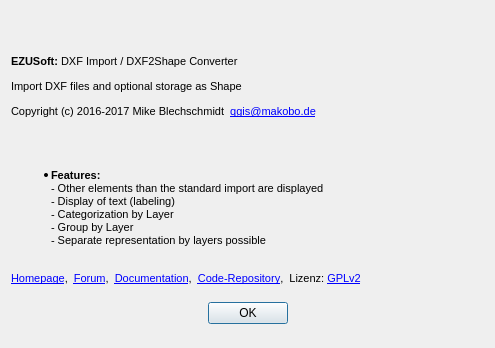
klokan/AnotherDXF2Shape, file uiAbout.ui: the form before one commit.
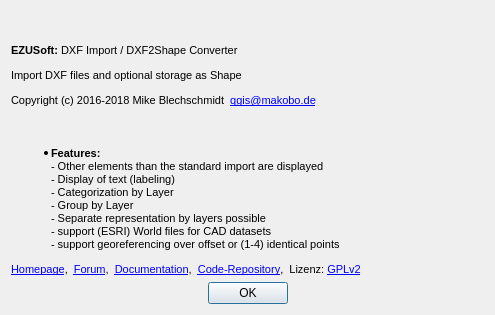
The form after the commit. Icons and pictures are not drawn.

What changed in the file:
```diff
--- a/uiAbout.ui
+++ b/uiAbout.ui
@@ -7,7 +7,7 @@
     <x>0</x>
     <y>0</y>
     <width>495</width>
-    <height>348</height>
+    <height>315</height>
    </rect>
   </property>
   <property name="windowTitle">
@@ -60,7 +60,7 @@
 &lt;/style&gt;&lt;/head&gt;&lt;body style=&quot; font-family:'MS Shell Dlg 2'; font-size:8pt; font-weight:400; font-style:normal;&quot;&gt;
 &lt;p style=&quot; margin-top:12px; margin-bottom:12px; margin-left:0px; margin-right:0px; -qt-block-indent:0; text-indent:0px;&quot;&gt;&lt;span style=&quot; font-weight:600;&quot;&gt;EZUSoft: &lt;/span&gt;DXF Import / DXF2Shape Converter &lt;/p&gt;
 &lt;p style=&quot; margin-top:12px; margin-bottom:12px; margin-left:0px; margin-right:0px; -qt-block-indent:0; text-indent:0px;&quot;&gt;&lt;a name=&quot;result_box&quot;&gt;&lt;/a&gt;Import DXF files and optional storage as Shape&lt;/p&gt;
-&lt;p style=&quot; margin-top:12px; margin-bottom:12px; margin-left:0px; margin-right:0px; -qt-block-indent:0; text-indent:0px;&quot;&gt;Copyright (c) 2016-2017 Mike Blechschmidt  &lt;a href=&quot;mailto:qgis@makobo.de&quot;&gt;&lt;span style=&quot; text-decoration: underline; color:#0000ff;&quot;&gt;qgis@makobo.de&lt;/span&gt;&lt;/a&gt;&lt;/p&gt;&lt;/body&gt;&lt;/html&gt;</string>
+&lt;p style=&quot; margin-top:12px; margin-bottom:12px; margin-left:0px; margin-right:0px; -qt-block-indent:0; text-indent:0px;&quot;&gt;Copyright (c) 2016-2018 Mike Blechschmidt  &lt;a href=&quot;mailto:qgis@makobo.de&quot;&gt;&lt;span style=&quot; text-decoration: underline; color:#0000ff;&quot;&gt;qgis@makobo.de&lt;/span&gt;&lt;/a&gt;&lt;/p&gt;&lt;/body&gt;&lt;/html&gt;</string>
      </property>
      <property name="scaledContents">
       <bool>false</bool>
@@ -98,27 +98,9 @@
       <string>&lt;!DOCTYPE HTML PUBLIC &quot;-//W3C//DTD HTML 4.0//EN&quot; &quot;http://www.w3.org/TR/REC-html40/strict.dtd&quot;&gt;
 &lt;html&gt;&lt;head&gt;&lt;meta name=&quot;qrichtext&quot; content=&quot;1&quot; /&gt;&lt;style type=&quot;text/css&quot;&gt;
 p, li { white-space: pre-wrap; }
-&lt;/style&gt;&lt;/head&gt;
-&lt;body style=&quot; font-family:'MS Shell Dlg 2'; font-size:8pt; font-weight:400; font-style:normal;&quot;&gt;
-&lt;ul style=&quot;margin-top: 0px; margin-bottom: 0px; margin-left: 0px; margin-right: 0px; -qt-list-indent: 1;&quot;&gt;
-   &lt;li&gt;&lt;b&gt;Features:&lt;/b&gt;&lt;br&gt;- Other elements than the standard import are displayed
-&lt;br&gt;
-- Display of text (labeling)&lt;br&gt;- Categorization by Layer&lt;br&gt;
-- Group by Layer&lt;br&gt;- Separate representation by layers possible&lt;/span&gt;&lt;/li&gt;
-&lt;/ul&gt;
-&lt;p style=&quot;-qt-paragraph-type:empty; margin-top:0px; margin-bottom:0px; margin-left:0px; margin-right:0px; -qt-block-indent:0; text-indent:0px;&quot;&gt;&lt;br /&gt;&lt;/p&gt;
-&lt;p style=&quot; margin-top:12px; margin-bottom:12px; margin-left:0px; margin-right:0px; -qt-block-indent:0; text-indent:0px;&quot;&gt;
-
-
-
-&lt;a href=&quot;$$HomepageEN$$&quot;&gt;Homepage&lt;/a&gt;,&amp;nbsp;&amp;nbsp;
-&lt;a href=&quot;$$ForumEN$$&quot;&gt;Forum&lt;/a&gt;,&amp;nbsp;&amp;nbsp;
-&lt;a href=&quot;$$DokuEN$$&quot;&gt;Documentation&lt;/a&gt;,&amp;nbsp;&amp;nbsp;
-&lt;a href=&quot;https://github.com/EZUSoft/AnotherDXF2Shape&quot;&gt;Code-Repository&lt;/a&gt;,&amp;nbsp; Lizenz: 
-&lt;a href=&quot;http://www.gnu.org/licenses/old-licenses/gpl-2.0.en.html&quot;&gt;GPLv2&lt;/a&gt;
-&lt;/body&gt;
-&lt;/html&gt;
-</string>
+&lt;/style&gt;&lt;/head&gt;&lt;body style=&quot; font-family:'MS Shell Dlg 2'; font-size:8pt; font-weight:400; font-style:normal;&quot;&gt;
+&lt;ul style=&quot;margin-top: 0px; margin-bottom: 0px; margin-left: 0px; margin-right: 0px; -qt-list-indent: 1;&quot;&gt;&lt;li style=&quot; margin-top:0px; margin-bottom:0px; margin-left:0px; margin-right:0px; -qt-block-indent:0; text-indent:0px;&quot;&gt;&lt;span style=&quot; font-weight:600;&quot;&gt;Features:&lt;/span&gt;&lt;br /&gt;- Other elements than the standard import are displayed&lt;br /&gt;- Display of text (labeling)&lt;br /&gt;- Categorization by Layer&lt;br /&gt;- Group by Layer&lt;br /&gt;- Separate representation by layers possible&lt;br /&gt;- support (ESRI) World files for CAD datasets&lt;br /&gt;- support georeferencing over offset or (1-4) identical points&lt;/li&gt;&lt;/ul&gt;
+&lt;p style=&quot; margin-top:12px; margin-bottom:12px; margin-left:0px; margin-right:0px; -qt-block-indent:0; text-indent:0px;&quot;&gt;&lt;a href=&quot;$$HomepageEN$$&quot;&gt;&lt;span style=&quot; text-decoration: underline; color:#0000ff;&quot;&gt;Homepage&lt;/span&gt;&lt;/a&gt;,  &lt;a href=&quot;$$ForumEN$$&quot;&gt;&lt;span style=&quot; text-decoration: underline; color:#0000ff;&quot;&gt;Forum&lt;/span&gt;&lt;/a&gt;,  &lt;a href=&quot;$$DokuEN$$&quot;&gt;&lt;span style=&quot; text-decoration: underline; color:#0000ff;&quot;&gt;Documentation&lt;/span&gt;&lt;/a&gt;,  &lt;a href=&quot;https://github.com/EZUSoft/AnotherDXF2Shape&quot;&gt;&lt;span style=&quot; text-decoration: underline; color:#0000ff;&quot;&gt;Code-Repository&lt;/span&gt;&lt;/a&gt;,  Lizenz: &lt;a href=&quot;http://www.gnu.org/licenses/old-licenses/gpl-2.0.en.html&quot;&gt;&lt;span style=&quot; text-decoration: underline; color:#0000ff;&quot;&gt;GPLv2&lt;/span&gt;&lt;/a&gt;&lt;/p&gt;&lt;/body&gt;&lt;/html&gt;</string>
      </property>
      <property name="openExternalLinks">
       <bool>true</bool>
```
